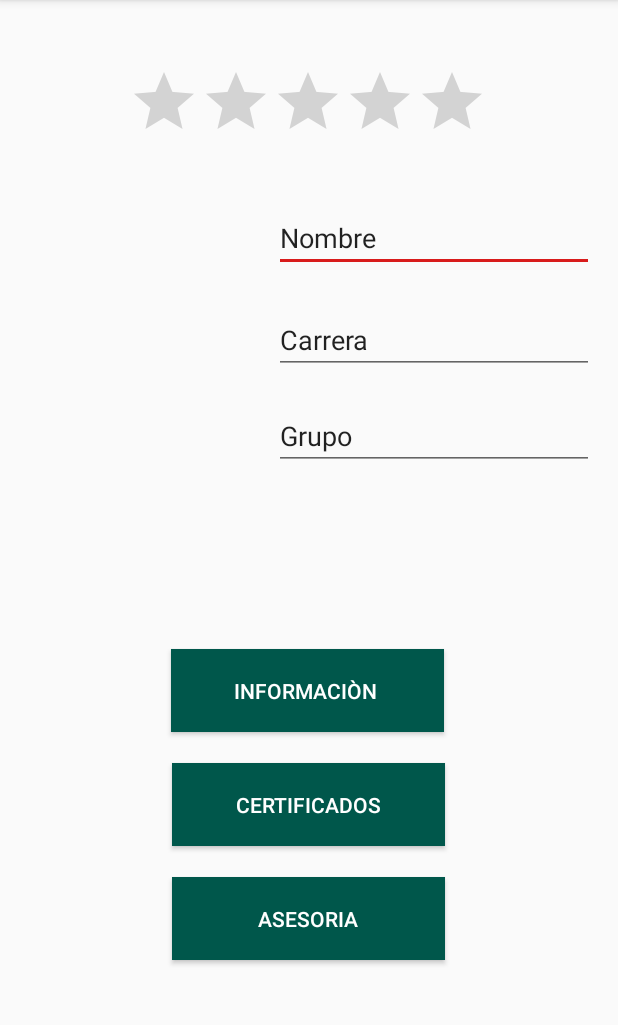
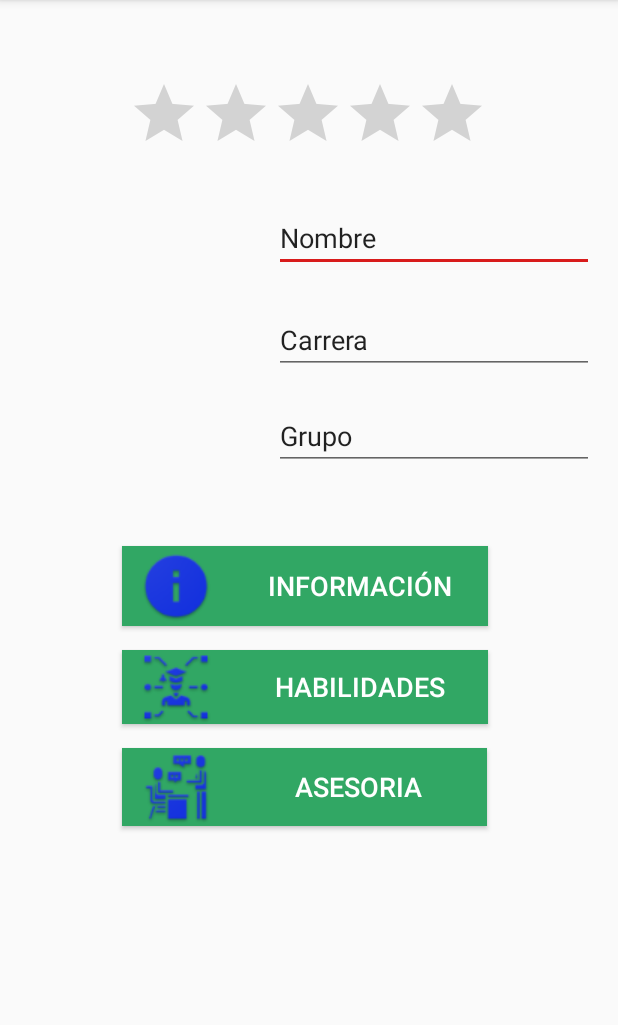
Before and after one commit to NeoxTec/ADVIHAWK, an Android app: the Asesor_Perfil screen opened directly, with no data from a screen before it, on a phone screen of 412 x 824 dp, the part 84-1109 px from its top. Run offline under Robolectric (Android 15) with nearby library versions, the phone set to English and light mode, and no system bars.

Commit message:
Cambios en el diseño de la interfaz perfil del asesor

```diff
--- a/appMovil/app/src/main/res/layout/activity_asesor_perfil.xml
+++ b/appMovil/app/src/main/res/layout/activity_asesor_perfil.xml
@@ -8,16 +8,16 @@
 
     <ImageView
         android:id="@+id/iv_asesor"
-        android:layout_width="wrap_content"
-        android:layout_height="wrap_content"
+        android:layout_width="141dp"
+        android:layout_height="155dp"
         android:layout_marginStart="8dp"
-        android:layout_marginTop="180dp"
+        android:layout_marginTop="148dp"
         android:layout_marginEnd="244dp"
         app:layout_constraintEnd_toEndOf="parent"
-        app:layout_constraintHorizontal_bias="0.87"
+        app:layout_constraintHorizontal_bias="0.444"
         app:layout_constraintStart_toStartOf="parent"
         app:layout_constraintTop_toTopOf="parent"
-        tools:srcCompat="@tools:sample/avatars" />
+        tools:srcCompat="@tools:sample/avatars[4]" />
 
     <EditText
         android:id="@+id/editText8"
@@ -69,7 +69,7 @@
         android:layout_width="wrap_content"
         android:layout_height="wrap_content"
         android:layout_marginStart="8dp"
-        android:layout_marginTop="44dp"
+        android:layout_marginTop="52dp"
         android:layout_marginEnd="8dp"
         app:layout_constraintEnd_toEndOf="parent"
         app:layout_constraintHorizontal_bias="0.496"
@@ -77,51 +77,54 @@
         app:layout_constraintTop_toTopOf="parent" />
 
     <Button
-        android:id="@+id/bt_informacion"
-        android:layout_width="182dp"
-        android:layout_height="55dp"
-        android:layout_marginStart="32dp"
+        android:id="@+id/button7"
+        android:layout_width="244dp"
+        android:layout_height="53dp"
+        android:layout_marginStart="8dp"
+        android:layout_marginTop="364dp"
         android:layout_marginEnd="8dp"
-        android:layout_marginBottom="280dp"
-        android:background="@color/colorPrimaryDark"
-        android:onClick="Informacion"
-        android:text="Informaciòn "
-        android:textColor="@android:color/background_light"
-        app:layout_constraintBottom_toBottomOf="parent"
+        android:background="#31A764"
+        android:drawableLeft="@drawable/info"
+        android:text="Información"
+        android:textColor="@color/ic_launcher_background"
+        android:textSize="18sp"
         app:layout_constraintEnd_toEndOf="parent"
-        app:layout_constraintHorizontal_bias="0.433"
-        app:layout_constraintStart_toStartOf="parent" />
+        app:layout_constraintHorizontal_bias="0.483"
+        app:layout_constraintStart_toStartOf="parent"
+        app:layout_constraintTop_toTopOf="parent" />
 
     <Button
-        android:id="@+id/bt_certificados"
-        android:layout_width="182dp"
-        android:layout_height="55dp"
+        android:id="@+id/button8"
+        android:layout_width="244dp"
+        android:layout_height="49dp"
         android:layout_marginStart="8dp"
+        android:layout_marginTop="16dp"
         android:layout_marginEnd="8dp"
-        android:layout_marginBottom="204dp"
-        android:background="@color/colorPrimaryDark"
-        android:onClick="certificados"
-        android:text="CERTIFICADOS"
-        android:textColor="@android:color/background_light"
-        app:layout_constraintBottom_toBottomOf="parent"
+        android:background="#31A764"
+        android:drawableLeft="@drawable/habilidades"
+        android:text="Habilidades"
+        android:textColor="@color/ic_launcher_background"
+        android:textSize="18sp"
         app:layout_constraintEnd_toEndOf="parent"
-        app:layout_constraintHorizontal_bias="0.497"
-        app:layout_constraintStart_toStartOf="parent" />
+        app:layout_constraintHorizontal_bias="0.483"
+        app:layout_constraintStart_toStartOf="parent"
+        app:layout_constraintTop_toBottomOf="@+id/button7" />
 
     <Button
-        android:id="@+id/bt_asesoria"
-        android:layout_width="182dp"
-        android:layout_height="55dp"
+        android:id="@+id/button9"
+        android:layout_width="243dp"
+        android:layout_height="52dp"
         android:layout_marginStart="8dp"
+        android:layout_marginTop="16dp"
         android:layout_marginEnd="8dp"
-        android:layout_marginBottom="128dp"
-        android:background="@color/colorPrimaryDark"
-        android:onClick="asesoria"
+        android:background="#31A764"
+        android:drawableLeft="@drawable/asesoria"
         android:text="Asesoria"
-        android:textColor="@android:color/background_light"
-        app:layout_constraintBottom_toBottomOf="parent"
+        android:textColor="@color/ic_launcher_background"
+        android:textSize="18sp"
         app:layout_constraintEnd_toEndOf="parent"
-        app:layout_constraintHorizontal_bias="0.497"
-        app:layout_constraintStart_toStartOf="parent" />
+        app:layout_constraintHorizontal_bias="0.48"
+        app:layout_constraintStart_toStartOf="parent"
+        app:layout_constraintTop_toBottomOf="@+id/button8" />
 
 </android.support.constraint.ConstraintLayout>
```
Also changed, not shown: appMovil/app/src/main/res/drawable/asesoria.png (added), appMovil/app/src/main/res/drawable/habilidades.png (added), appMovil/app/src/main/res/drawable/ic_launcher.png (added), appMovil/app/src/main/res/drawable/info.png (added).
